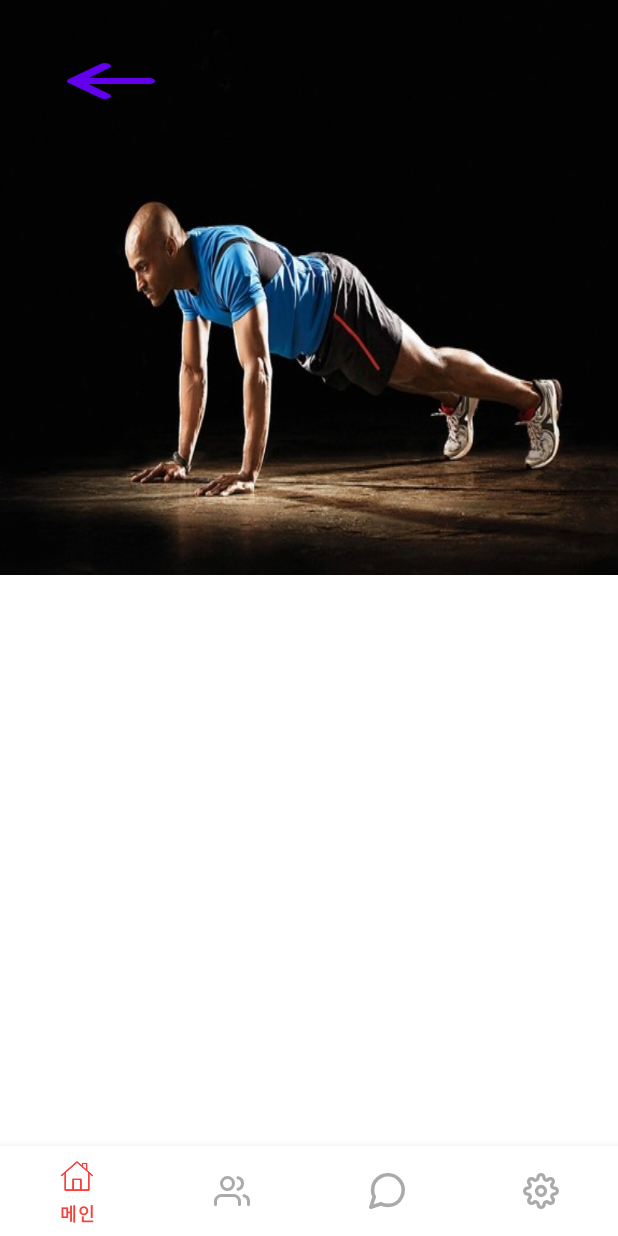
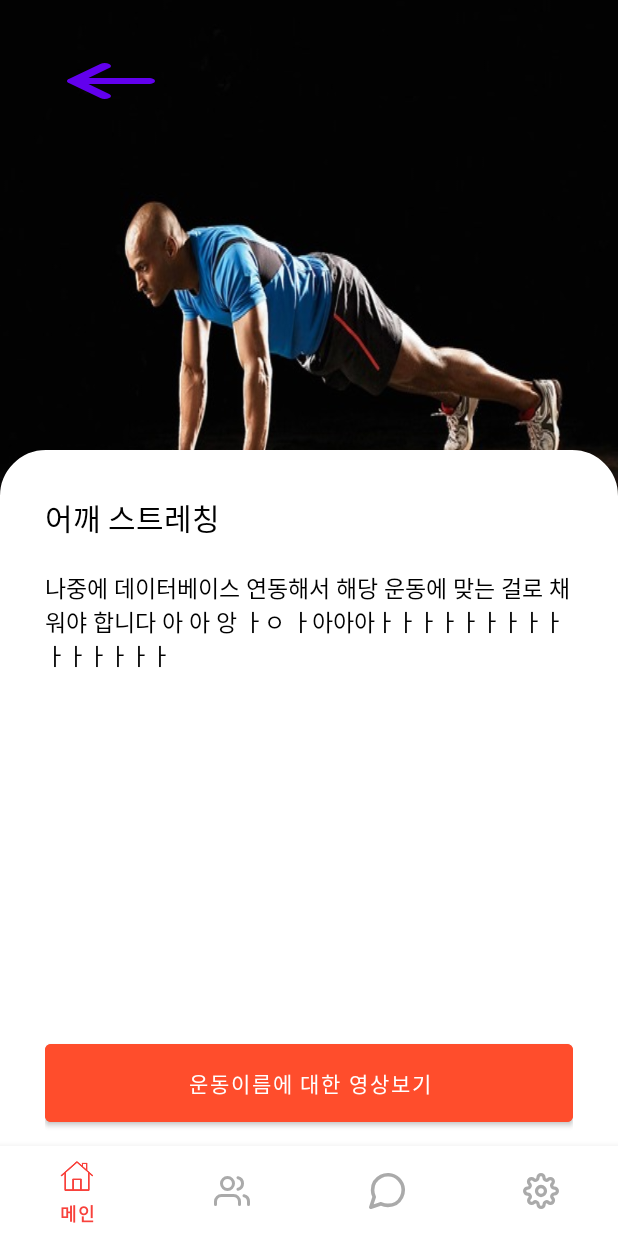
Before and after one commit to Leewongi0731/DataCompetition_ExercisePharmacist, an Android app: the screen it shows after launch (MainPageActivity), after a tap on an icon or button, on a phone screen of 412 x 824 dp. Run offline under Robolectric (Android 15) with nearby library versions, the phone set to English and light mode, and no system bars.

Commit message:
동영상강좌 fragment까지 구현

```diff
--- a/app/src/main/java/com/example/physicalplatform/MainPageActivity.java
+++ b/app/src/main/java/com/example/physicalplatform/MainPageActivity.java
@@ -39,7 +39,6 @@ public class MainPageActivity extends AppCompatActivity {
         }catch (Exception e){
             Toast.makeText(this.getApplicationContext(), "홈페이지서 시작", Toast.LENGTH_SHORT).show();
         }
-
 
         initLayout();
 
--- a/app/src/main/java/com/example/physicalplatform/data/HealthCardDataset.java
+++ b/app/src/main/java/com/example/physicalplatform/data/HealthCardDataset.java
@@ -3,10 +3,12 @@ package com.example.physicalplatform.data;
 public class HealthCardDataset {
     private String name;
     private Object imagePath;
+    private String videoURL;
 
-    public HealthCardDataset(String name, Object imagePath) {
+    public HealthCardDataset(String name, Object imagePath, String videoURL) {
         this.name = name;
         this.imagePath = imagePath;
+        this.videoURL = videoURL;
     }
 
     public String getName() {
@@ -16,4 +18,8 @@ public class HealthCardDataset {
     public Object getImagePath() {
         return imagePath;
     }
+
+    public String getVideoURL() {
+        return videoURL;
+    }
 }
--- a/app/src/main/java/com/example/physicalplatform/health/HealthFragment.java
+++ b/app/src/main/java/com/example/physicalplatform/health/HealthFragment.java
@@ -47,10 +47,10 @@ public class HealthFragment extends Fragment {
                 = new LinearLayoutManager(context, LinearLayoutManager.HORIZONTAL, false);
 
         bestHealthCardDataset = new ArrayList<>();
-        bestHealthCardDataset.add( new HealthCardDataset( "푸쉬업" ,R.drawable.png_exercise_example) );
-        bestHealthCardDataset.add( new HealthCardDataset( "스쿼트" ,R.drawable.png_exercise_example) );
-        bestHealthCardDataset.add( new HealthCardDataset( "러닝" ,R.drawable.png_exercise_example) );
-        bestHealthCardDataset.add( new HealthCardDataset( "바벨컬" ,R.drawable.png_exercise_example) );
+        bestHealthCardDataset.add( new HealthCardDataset( "어깨 스트레칭" ,R.drawable.png_exercise_example, "http://nfa.kspo.or.kr/common/site/www/front/movie_zip/266/266.mp4") );
+        bestHealthCardDataset.add( new HealthCardDataset( "발바닥 치기" ,R.drawable.png_exercise_example, "http://nfa.kspo.or.kr/common/site/www/front/movie_zip/350/350.mp4") );
+        bestHealthCardDataset.add( new HealthCardDataset( "몸통 비틀기" ,R.drawable.png_exercise_example, "http://nfa.kspo.or.kr/common/site/www/front/movie_zip/278/278.mp4") );
+        bestHealthCardDataset.add( new HealthCardDataset( "종아리 스트레칭" ,R.drawable.png_exercise_example, "http://nfa.kspo.or.kr/common/site/www/front/movie_zip/277/277.mp4") );
 
         bestRecyclerView = viewGroup.findViewById(R.id.bestRecyclerView);
         bestHealthLayoutManager = new LinearLayoutManager(context);
@@ -64,10 +64,8 @@ public class HealthFragment extends Fragment {
                 = new LinearLayoutManager(context, LinearLayoutManager.HORIZONTAL, false);
 
         trendHealthCardDataset = new ArrayList<>();
-        trendHealthCardDataset.add( new HealthCardDataset( "바벨컬" ,R.drawable.png_exercise_example) );
-        trendHealthCardDataset.add( new HealthCardDataset( "푸쉬업" ,R.drawable.png_exercise_example) );
-        trendHealthCardDataset.add( new HealthCardDataset( "바벨컬" ,R.drawable.png_exercise_example) );
-        trendHealthCardDataset.add( new HealthCardDataset( "푸쉬업" ,R.drawable.png_exercise_example) );
+        trendHealthCardDataset.add( new HealthCardDataset( "종아리 스트레칭" ,R.drawable.png_exercise_example, "http://nfa.kspo.or.kr/common/site/www/front/movie_zip/277/277.mp4") );
+        trendHealthCardDataset.add( new HealthCardDataset( "몸통 비틀기" ,R.drawable.png_exercise_example, "http://nfa.kspo.or.kr/common/site/www/front/movie_zip/278/278.mp4") );
 
         trendRecyclerView = viewGroup.findViewById(R.id.trendRecyclerView);
 
@@ -76,7 +74,6 @@ public class HealthFragment extends Fragment {
         trendRecyclerView.setLayoutManager(layoutManager);  // 세로로 나오게 설정
         trendHealthAdapter = new HealthFragmentRecyclerViewAdapter(context, trendHealthCardDataset);
         trendRecyclerView.setAdapter(trendHealthAdapter);
-
     }
 
 }
--- a/app/src/main/java/com/example/physicalplatform/health/HealthFragmentRecyclerViewAdapter.java
+++ b/app/src/main/java/com/example/physicalplatform/health/HealthFragmentRecyclerViewAdapter.java
@@ -1,6 +1,5 @@
 package com.example.physicalplatform.health;
 
-import android.app.Activity;
 import android.content.Context;
 import android.os.Bundle;
 import android.view.LayoutInflater;
@@ -11,16 +10,11 @@ import android.widget.TextView;
 
 import androidx.annotation.NonNull;
 import androidx.appcompat.app.AppCompatActivity;
-import androidx.fragment.app.FragmentManager;
 import androidx.fragment.app.FragmentTransaction;
 import androidx.recyclerview.widget.RecyclerView;
 
-import com.example.physicalplatform.MainActivity;
-import com.example.physicalplatform.MainPageActivity;
 import com.example.physicalplatform.R;
 import com.example.physicalplatform.data.HealthCardDataset;
-import com.example.physicalplatform.matching.MatchingDetailFragment;
-import com.example.physicalplatform.matching.MatchingFragmentRecyclerViewAdapter;
 
 import java.util.ArrayList;
 
@@ -57,12 +51,12 @@ public class HealthFragmentRecyclerViewAdapter extends RecyclerView.Adapter<Heal
                 Bundle args = new Bundle();
                 args.putString("exerciseName", dataSet.getName()); // key value를 Bundle에 담아서 파라미터로 전송
 
-                HealthItemInfoFragment healthItemInfoFragment = new HealthItemInfoFragment();
-                healthItemInfoFragment.setArguments(args);
+                HealthInfoMainFragment healthInfoMainFragment = new HealthInfoMainFragment();
+                healthInfoMainFragment.setArguments(args);
 
                 activity = (AppCompatActivity)v.getContext();
                 transaction = activity.getSupportFragmentManager().beginTransaction();
-                transaction.replace(R.id.frame_container, healthItemInfoFragment);
+                transaction.replace(R.id.frame_container, healthInfoMainFragment);
                 transaction.addToBackStack(null);
                 transaction.commit();
             }
--- /dev/null
+++ b/app/src/main/java/com/example/physicalplatform/health/HealthInfoMainFragment.java
@@ -0,0 +1,90 @@
+package com.example.physicalplatform.health;
+
+import android.content.Context;
+import android.os.Bundle;
+import android.view.LayoutInflater;
+import android.view.View;
+import android.view.ViewGroup;
+import android.widget.Button;
+import android.widget.TextView;
+import android.widget.Toast;
+
+import androidx.annotation.NonNull;
+import androidx.annotation.Nullable;
+import androidx.appcompat.app.AppCompatActivity;
+import androidx.fragment.app.Fragment;
+import androidx.fragment.app.FragmentManager;
+import androidx.fragment.app.FragmentTransaction;
+
+import com.example.physicalplatform.MainPageActivity;
+import com.example.physicalplatform.R;
+
+import org.w3c.dom.Text;
+
+public class HealthInfoMainFragment extends Fragment {
+    private ViewGroup viewGroup;
+    private Context context;
+
+    private Button healthInfoBackBtn;
+    private TextView healthInfoItemTitle;
+    private TextView healthInfoItemContents;
+    private Button healthInfoFrontBtn;
+
+    private AppCompatActivity activity;
+    private FragmentTransaction transaction;
+    @Nullable
+    @Override
+    public View onCreateView(@NonNull LayoutInflater inflater, @Nullable ViewGroup container, @Nullable Bundle savedInstanceState) {
+        viewGroup = (ViewGroup) inflater.inflate(R.layout.health_info_main, container, false);
+        context = container.getContext();
+
+        String exerciseName = "";
+        Bundle bundle=getArguments();
+        if(bundle !=null) {
+            exerciseName = bundle.getString("exerciseName");
+        }
+
+        Toast.makeText(context, exerciseName, Toast.LENGTH_SHORT).show();
+
+
+        // set backBtn
+        healthInfoBackBtn = (Button) viewGroup.findViewById(R.id.healthInfoBackBtn);
+        healthInfoBackBtn.setOnClickListener(new View.OnClickListener(){
+            @Override
+            public void onClick(View v) {
+                activity = (AppCompatActivity)v.getContext();
+                transaction = activity.getSupportFragmentManager().beginTransaction();
+                transaction.replace(R.id.frame_container, new HealthFragment());
+                transaction.addToBackStack(null);
+                transaction.commit();
+            }
+        });
+
+        // set health Title
+        healthInfoItemTitle = (TextView) viewGroup.findViewById(R.id.healthInfoItemTitle);
+        healthInfoItemTitle.setText( exerciseName );
+
+
+        // set health contents
+        healthInfoItemContents = (TextView) viewGroup.findViewById(R.id.healthInfoItemContents);
+        healthInfoItemContents.setText( "나중에 데이터베이스 연동해서 해당 운동에 맞는 걸로 채워야 합니다 아 아 앙 ㅏㅇ ㅏ아아아ㅏㅏㅏㅏㅏㅏㅏㅏㅏㅏㅏㅏㅏㅏㅏ" );
+
+
+        // set video btn
+        healthInfoFrontBtn = (Button) viewGroup.findViewById(R.id.healthInfoFrontBtn);
+        healthInfoFrontBtn.setOnClickListener(new View.OnClickListener(){
+            @Override
+            public void onClick(View v) {
+                activity = (AppCompatActivity)v.getContext();
+                transaction = activity.getSupportFragmentManager().beginTransaction();
+                transaction.replace(R.id.frame_container, new HealthInfoVideoFragment());
+                transaction.addToBackStack(null);
+                transaction.commit();
+            }
+        });
+
+
+        return viewGroup;
+    }
+
+}
--- a/app/src/main/java/com/example/physicalplatform/health/HealthItemInfoFragment.java
+++ /dev/null
@@ -1,35 +0,0 @@
-package com.example.physicalplatform.health;
-
-import android.content.Context;
-import android.os.Bundle;
-import android.view.LayoutInflater;
-import android.view.View;
-import android.view.ViewGroup;
-import android.widget.Toast;
-
-import androidx.annotation.NonNull;
-import androidx.annotation.Nullable;
-import androidx.fragment.app.Fragment;
-
-import com.example.physicalplatform.R;
-
-public class HealthItemInfoFragment extends Fragment {
-    private ViewGroup viewGroup;
-    private Context context;
-    @Nullable
-    @Override
-    public View onCreateView(@NonNull LayoutInflater inflater, @Nullable ViewGroup container, @Nullable Bundle savedInstanceState) {
-        viewGroup = (ViewGroup) inflater.inflate(R.layout.health_item_info_main, container, false);
-        context = container.getContext();
-
-        String exerciseName = "";
-        Bundle bundle=getArguments();
-        if(bundle !=null) {
-            exerciseName = bundle.getString("exerciseName");
-        }
-
-        Toast.makeText(context, exerciseName, Toast.LENGTH_SHORT).show();
-
-        return viewGroup;
-    }
-}
--- /dev/null
+++ b/app/src/main/res/layout/health_info_main.xml
@@ -0,0 +1,82 @@
+<?xml version="1.0" encoding="utf-8"?>
+<LinearLayout xmlns:android="http://schemas.android.com/apk/res/android"
+    android:layout_width="match_parent"
+    android:layout_height="match_parent"
+    android:orientation="vertical">
+
+    <RelativeLayout
+        android:layout_width="match_parent"
+        android:layout_height="wrap_content"
+        >
+
+        <ImageView
+            android:layout_width="match_parent"
+            android:layout_height="wrap_content"
+            android:background="@drawable/png_exercise_example"
+            />
+
+        <Button
+            android:id="@+id/healthInfoBackBtn"
+            android:layout_width="wrap_content"
+            android:layout_height="wrap_content"
+            android:background="@drawable/ic_back_key"
+            android:layout_marginTop="30dp"
+            android:backgroundTint="@color/custom_red"
+            android:layout_marginLeft="30dp"
+            />
+
+        <LinearLayout
+            android:layout_width="match_parent"
+            android:layout_height="match_parent"
+            android:layout_marginTop="300dp"
+            android:orientation="vertical"
+            android:background="@drawable/border_only_top"
+            >
+
+            <RelativeLayout
+                android:layout_width="match_parent"
+                android:layout_height="match_parent"
+                android:layout_marginTop="30dp"
+                android:layout_marginLeft="30dp"
+                android:layout_marginRight="30dp"
+                android:layout_marginBottom="10dp"
+                >
+
+                <TextView
+                    android:id="@+id/healthInfoItemTitle"
+                    android:layout_width="wrap_content"
+                    android:layout_height="wrap_content"
+
+                    android:text="운동종목"
+                    android:textSize="20sp"
+                    android:textColor="@color/black"/>
+
+                <TextView
+                    android:id="@+id/healthInfoItemContents"
+                    android:layout_width="match_parent"
+                    android:layout_height="wrap_content"
+                    android:layout_marginTop="50dp"
+                    android:text="이곳은 운동 종목에 대한 설명이 들어가야 합니다. 이곳은 운동 종목에 대한 설명이 들어가야 합니다."
+                    android:textSize="15sp"
+                    android:textColor="@color/black"
+                    />
+
+                <Button
+                    android:id="@+id/healthInfoFrontBtn"
+                    android:layout_width="match_parent"
+                    android:layout_height="wrap_content"
+
+                    android:layout_alignParentBottom="true"
+                    android:layout_gravity="bottom"
+
+                    android:padding="15dp"
+                    android:text="운동이름에 대한 영상보기"
+                    android:backgroundTint="@color/custom_red"
+                    />
+            </RelativeLayout>
+        </LinearLayout>
+    </RelativeLayout>
+
+
+
+</LinearLayout>
--- a/app/src/main/res/layout/health_item_info_main.xml
+++ /dev/null
@@ -1,39 +0,0 @@
-<?xml version="1.0" encoding="utf-8"?>
-<LinearLayout xmlns:android="http://schemas.android.com/apk/res/android"
-    android:layout_width="match_parent"
-    android:layout_height="match_parent"
-    android:orientation="vertical">
-
-    <RelativeLayout
-        android:layout_width="match_parent"
-        android:layout_height="wrap_content"
-        >
-
-        <ImageView
-            android:layout_width="match_parent"
-            android:layout_height="wrap_content"
-            android:background="@drawable/png_exercise_example"
-            />
-
-        <Button
-            android:id="@+id/healthInfoBackBtn"
-            android:layout_width="wrap_content"
-            android:layout_height="wrap_content"
-            android:background="@drawable/ic_back_key"
-            android:layout_marginTop="30dp"
-            android:backgroundTint="@color/custom_red"
-            android:layout_marginLeft="30dp"
-            />
-
-        <FrameLayout
-            android:id="@+id/healthInfoFrameLayout"
-            android:layout_width="match_parent"
-            android:layout_height="match_parent"
-            android:layout_marginTop="300dp"
-            />
-
-    </RelativeLayout>
-
-
-
-</LinearLayout>
```
Also changed, not shown: app/src/main/java/com/example/physicalplatform/health/HealthInfoVideoFragment.java (added, +45 -0 lines), app/src/main/res/layout/health_info_video.xml (added, +79 -0 lines).
